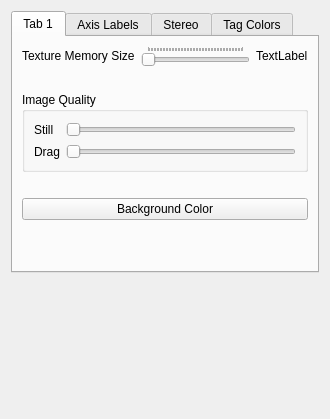
nci/drishti, file drishti/preferenceswidget.ui: the form before one commit.
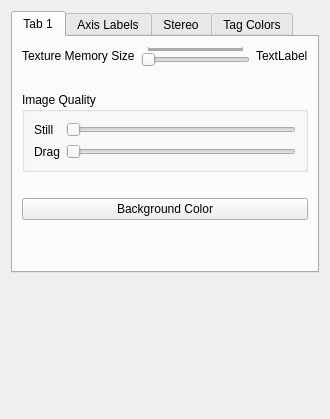
The form after the commit.

The edit to the form file:
```diff
--- a/drishti/preferenceswidget.ui
+++ b/drishti/preferenceswidget.ui
@@ -72,7 +72,7 @@
             <number>128</number>
            </property>
            <property name="maximum">
-            <number>8192</number>
+            <number>16384</number>
            </property>
            <property name="singleStep">
             <number>32</number>
```
